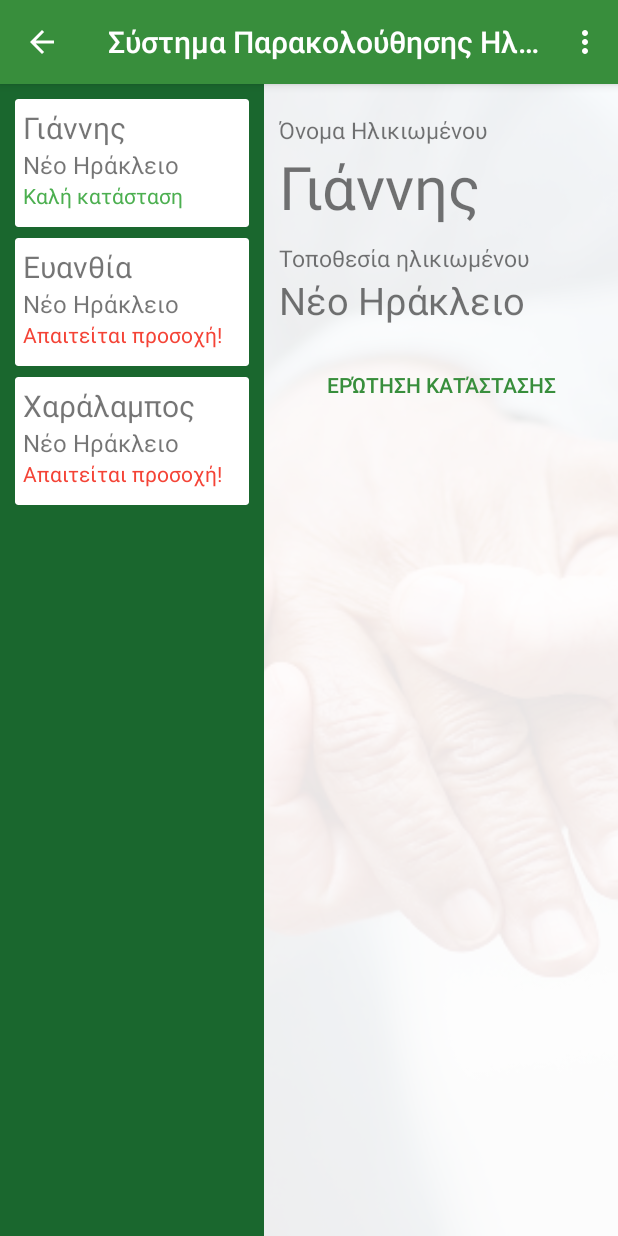
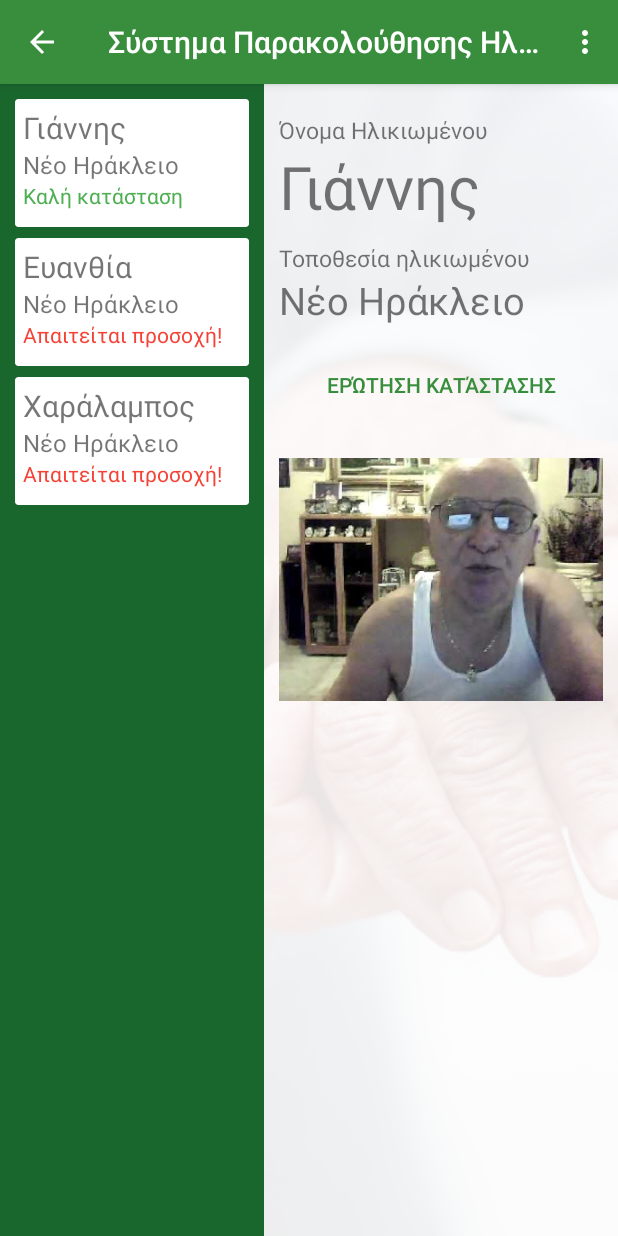
Before and after one commit to kerk12/SmartCityAssistant, an Android app: the ElderMonitoringActivity screen opened directly, with no data from a screen before it, after a tap on "Γιάννης", on a phone screen of 412 x 824 dp. Run offline under Robolectric (Android 15) with nearby library versions, the phone set to English and light mode, and no system bars.

Commit message:
Added a fix to the elder monitoring UI.

```diff
--- a/app/src/main/java/com/kerk12/smartcityassistant/ElderMonitoringActivity.java
+++ b/app/src/main/java/com/kerk12/smartcityassistant/ElderMonitoringActivity.java
@@ -16,6 +16,7 @@ import android.view.MenuItem;
 import android.view.View;
 import android.view.ViewGroup;
 import android.widget.Button;
+import android.widget.ImageView;
 import android.widget.LinearLayout;
 import android.widget.TextView;
 import android.widget.Toast;
@@ -28,6 +29,7 @@ public class ElderMonitoringActivity extends AppCompatActivity {
 
     private List<Elder> ElderList = ElderManager.getElders();
     private int SelectedElder = -1;
+    private boolean SendingMessage = false;
 
     /**
      * Adapter for managing the elders in the recyclerview.
@@ -54,6 +56,10 @@ public class ElderMonitoringActivity extends AppCompatActivity {
             holder.layout.setOnClickListener(new View.OnClickListener() {
                 @Override
                 public void onClick(View v) {
+                    if (SendingMessage){
+                        Toast.makeText(getApplicationContext(), "Γίνεται αποστολή μηνύματος, παρακαλώ περιμένετε...", Toast.LENGTH_LONG).show();
+                        return;
+                    }
                     SelectedElder = position;
                     UpdateUI();
                 }
@@ -110,6 +116,12 @@ public class ElderMonitoringActivity extends AppCompatActivity {
         } else {
             emergency_text.setVisibility(View.GONE);
         }
+        cam.setVisibility(View.VISIBLE);
+        if (e.getCondition() == Elder.Condition.GOOD){
+            cam.setImageResource(R.drawable.old_man);
+        } else {
+            cam.setImageResource(R.drawable.static_cam);
+        }
     }
 
     /**
@@ -155,10 +167,12 @@ public class ElderMonitoringActivity extends AppCompatActivity {
                     }
                 }).show();
         }
+        SendingMessage = false;
     }
     RecyclerView elderRecycler;
     ElderAdapter mAdapter;
     TextView name, location, sendingMsg, emergency_text;
+    ImageView cam;
     protected void onCreate(Bundle savedInstanceState) {
         super.onCreate(savedInstanceState);
         setContentView(R.layout.activity_elder_monitoring);
@@ -186,6 +200,7 @@ public class ElderMonitoringActivity extends AppCompatActivity {
                 }
                 chatButton.setEnabled(false);
                 sendingMsg.setVisibility(View.VISIBLE);
+                SendingMessage = true;
                 CountDownTimer t = new CountDownTimer(7000,1000) {
                     @Override
                     public void onTick(long millisUntilFinished) {
@@ -203,6 +218,7 @@ public class ElderMonitoringActivity extends AppCompatActivity {
             }
         });
         emergency_text = (TextView) findViewById(R.id.message_sent);
+        cam = (ImageView) findViewById(R.id.camera_elder_mon);
     }
 
     /*
--- a/app/src/main/res/layout/activity_elder_monitoring.xml
+++ b/app/src/main/res/layout/activity_elder_monitoring.xml
@@ -1,5 +1,6 @@
 <?xml version="1.0" encoding="utf-8"?>
 <LinearLayout xmlns:android="http://schemas.android.com/apk/res/android"
+    xmlns:app="http://schemas.android.com/apk/res-auto"
     xmlns:tools="http://schemas.android.com/tools"
     android:id="@+id/activity_elder_monitoring"
     android:layout_width="match_parent"
@@ -94,7 +95,8 @@
                     android:layout_height="wrap_content"
                     android:id="@+id/sending_message"
                     android:textColor="@android:color/holo_orange_dark"
-                    android:visibility="gone" />
+                    android:visibility="gone"
+                    android:padding="10dp"/>
 
                 <TextView
                     android:text="Έχουν ειδοποιηθεί οι κοινωνικές υπηρεσίες."
@@ -103,6 +105,15 @@
                     android:id="@+id/message_sent"
                     android:textColor="@color/device_disabled"
                     android:textSize="18sp"
+                    android:visibility="gone"
+                    android:padding="10dp"/>
+
+                <ImageView
+                    android:layout_width="match_parent"
+                    android:layout_height="wrap_content"
+                    app:srcCompat="@drawable/old_man"
+                    android:id="@+id/camera_elder_mon"
+                    android:scaleType="fitCenter"
                     android:visibility="gone" />
 
             </LinearLayout>
```
Also changed, not shown: app/src/main/res/drawable-xhdpi/old_man.jpg (added), app/src/main/res/drawable-xhdpi/static_cam.png (added).
